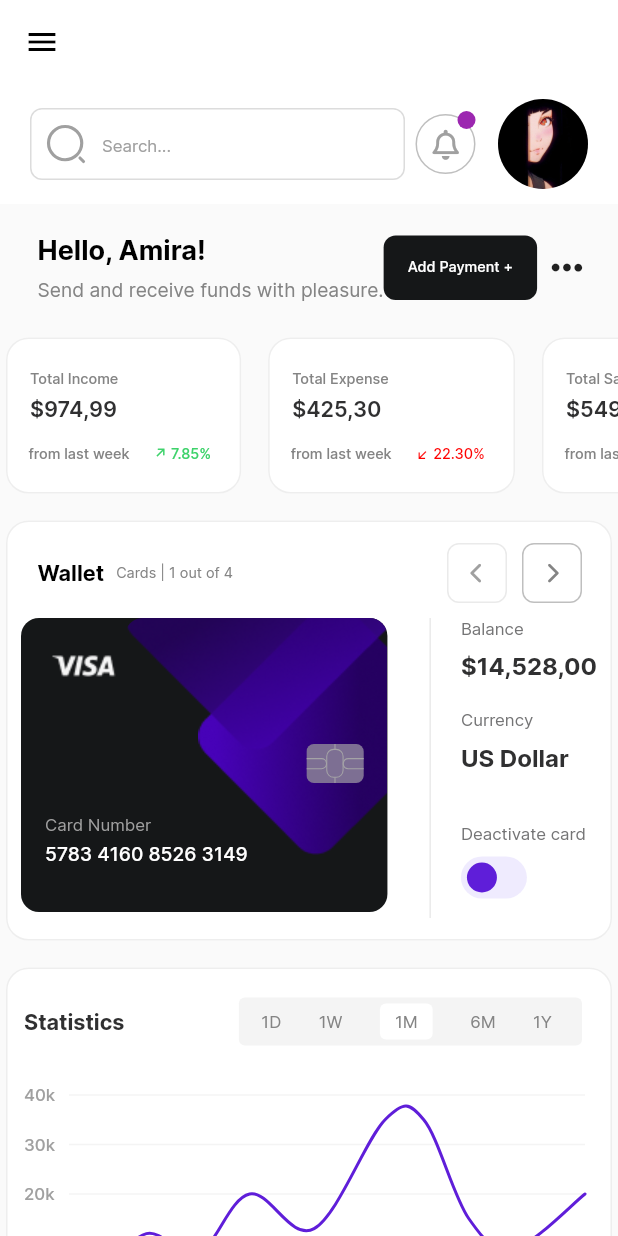
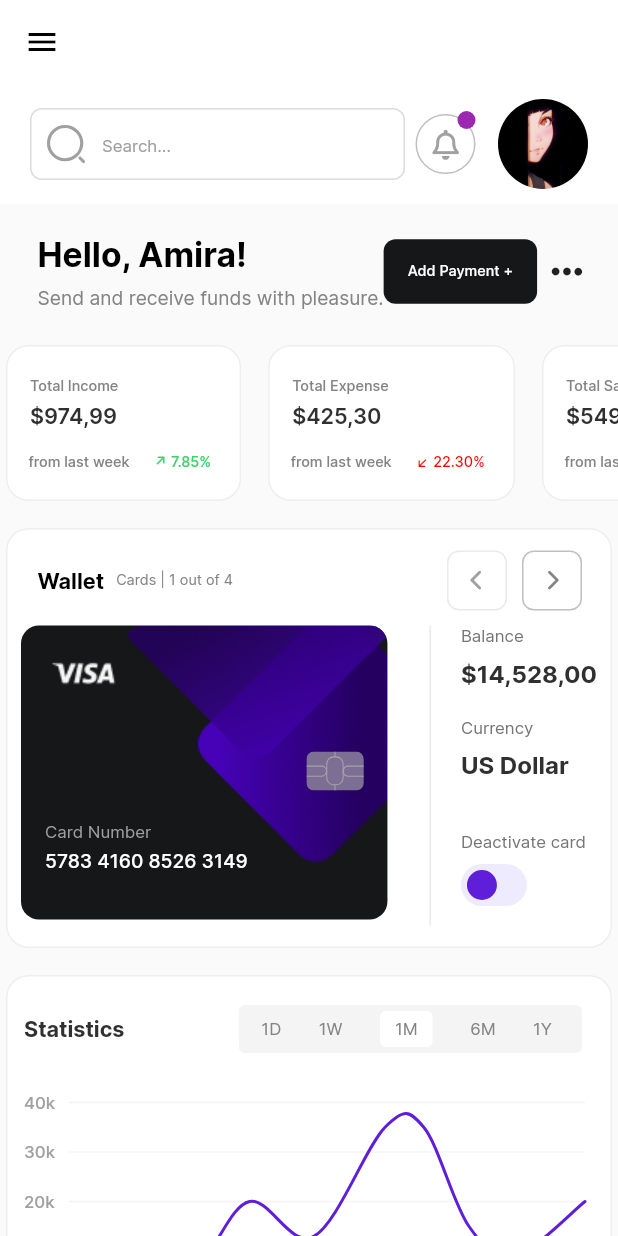
Before and after one commit to AmiraMostafa628/responsive_adaptive_dashboard, a Flutter app: the screen it shows after launch, on a phone screen of 412 x 824 dp. Run offline on Flutter 3.47's test engine with Material 2 defaults, Android fonts, the phone set to English and light mode, and no system bars; drawn by our look-alikes of fl_chart, flutter_switch; our stand-ins replace device_preview, flutter_svg, font_awesome_flutter.

Commit message:
finish dashboard

```diff
--- a/lib/views/widgets/welcome_header.dart
+++ b/lib/views/widgets/welcome_header.dart
@@ -17,7 +17,7 @@ class WelcomeHeader extends StatelessWidget {
               padding: const EdgeInsets.only(bottom: 8.0),
               child: Text("Hello, Amira!",
                 style: AppStyles.styleBold28(context).copyWith(
-                    fontSize: 18
+
                 ),
 
               ),
```
